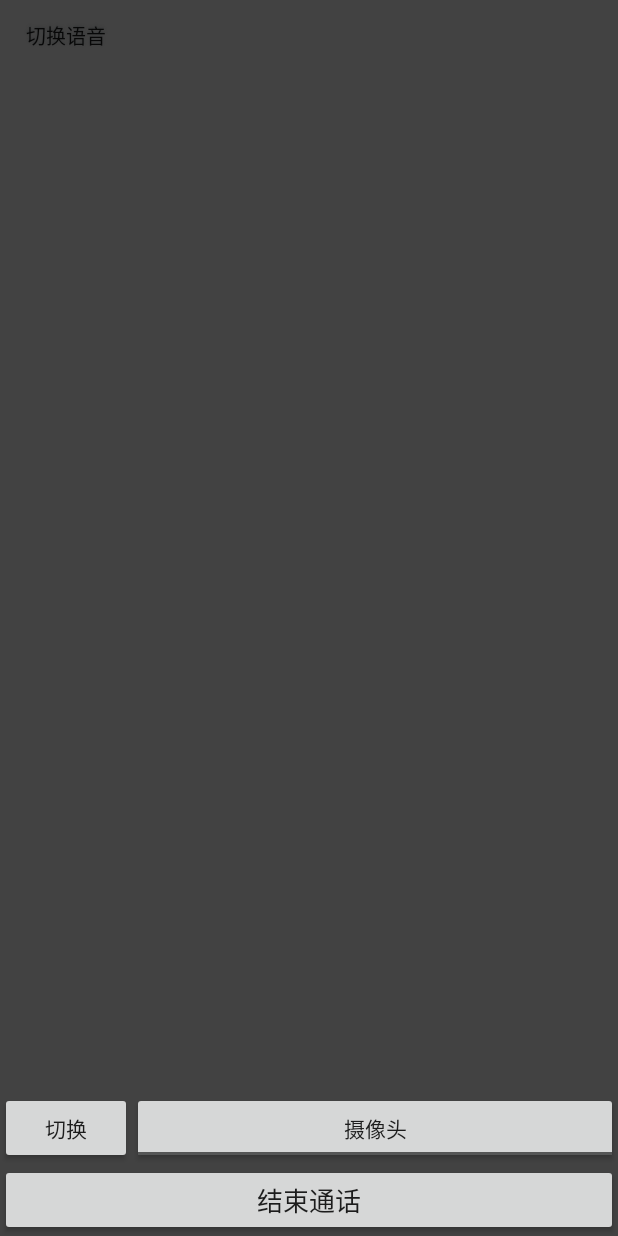
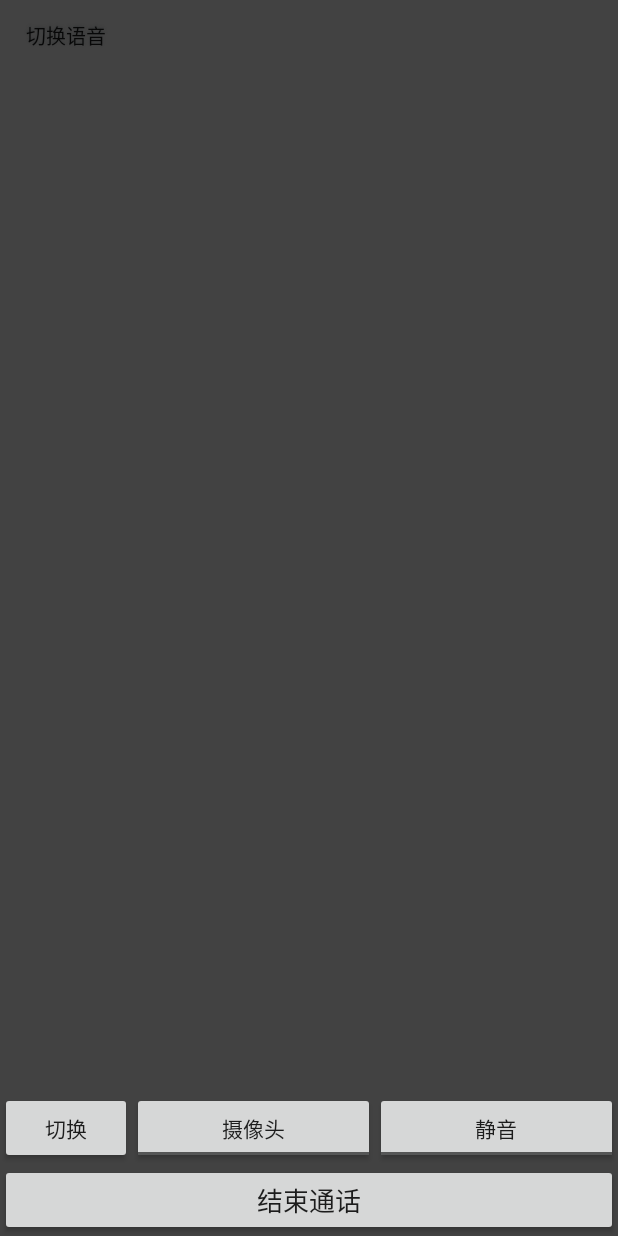
Before and after one commit to yanzhilong/Crintercom, an Android app: the layout incallvideo_frag.xml on its own in the app's theme, with its tools: preview values and no code run, on a phone screen of 412 x 824 dp. Run offline under Robolectric (Android 15) with nearby library versions, the phone set to English and light mode, and no system bars.

```diff
--- a/app/src/main/res/layout/incallvideo_frag.xml
+++ b/app/src/main/res/layout/incallvideo_frag.xml
@@ -53,6 +53,14 @@
                 android:textOn="摄像头" />
 
             <ToggleButton
+                android:id="@+id/muteTb"
+                android:layout_width="0dp"
+                android:layout_height="wrap_content"
+                android:layout_weight="1"
+                android:textOff="静音"
+                android:textOn="静音" />
+
+            <ToggleButton
                 android:id="@+id/recordTb"
                 android:layout_width="0dp"
                 android:layout_height="wrap_content"
```
